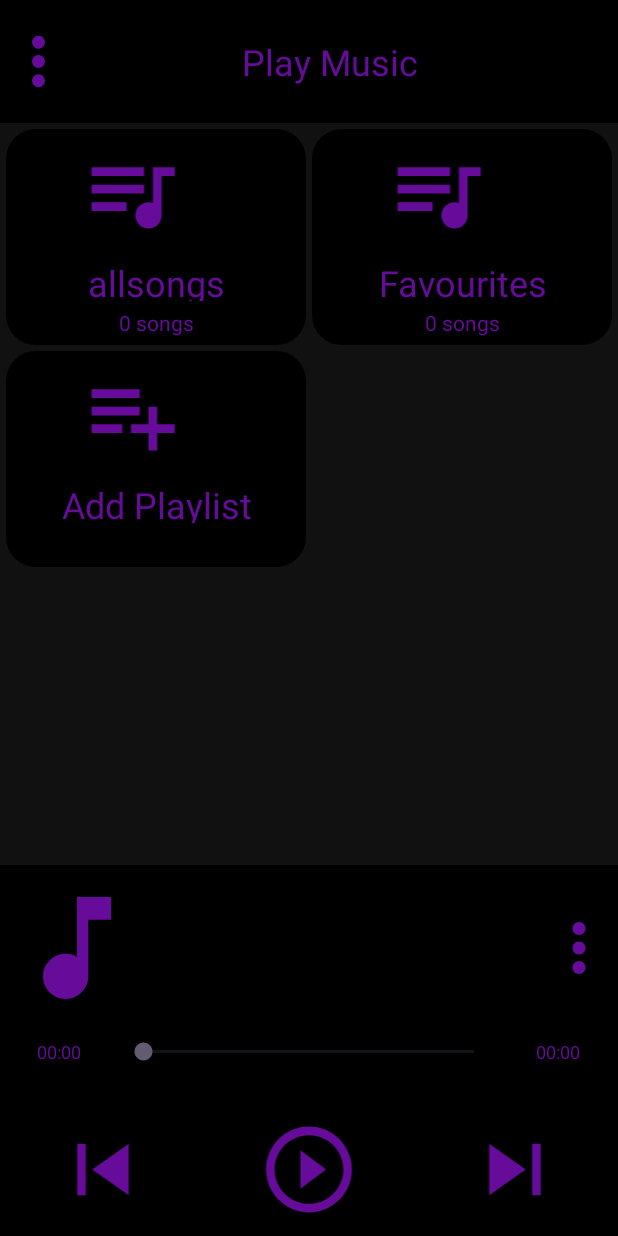
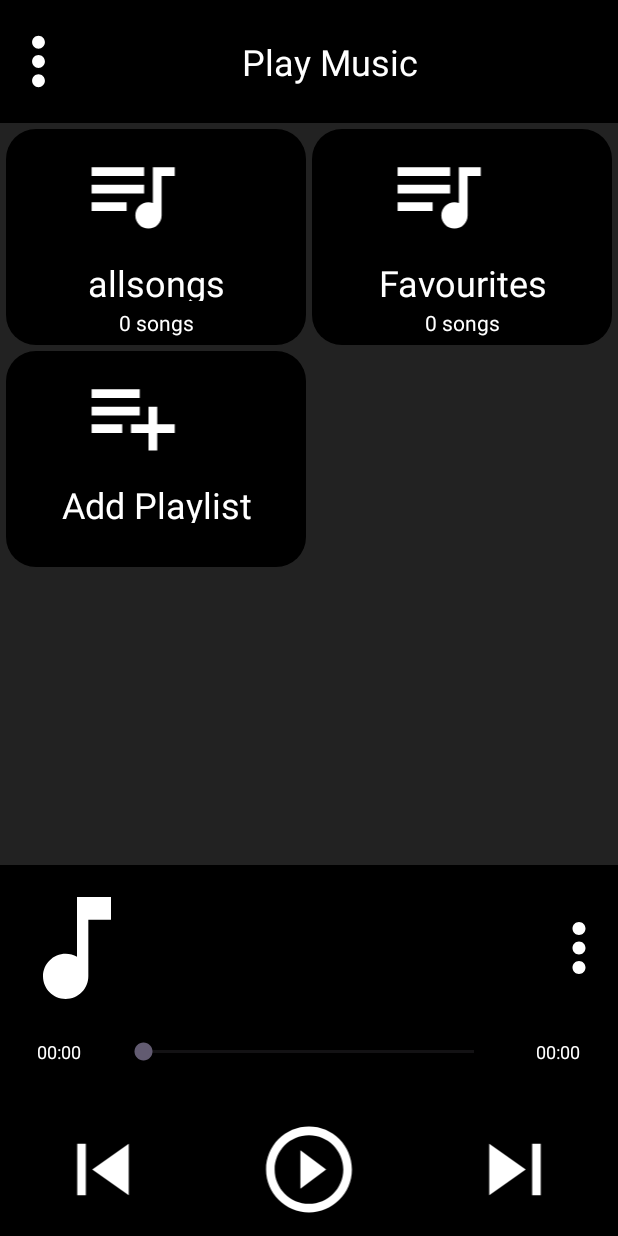
Before and after one commit to Daniel-Macharia/Mp3Player, an Android app: the screen it shows after launch (MainActivity), on a phone screen of 412 x 824 dp. Run offline under Robolectric (Android 15) with nearby library versions, the phone set to English and light mode, and no system bars; 1 statement that could not run was skipped.

Commit message:
change UI to dark mode. i.e white on black

```diff
--- a/app/src/main/res/drawable/add.xml
+++ b/app/src/main/res/drawable/add.xml
@@ -1,5 +1,5 @@
 <vector android:autoMirrored="true" android:height="24dp"
-    android:tint="#660B9A" android:viewportHeight="24"
+    android:tint="#ffffff" android:viewportHeight="24"
     android:viewportWidth="24" android:width="24dp" xmlns:android="http://schemas.android.com/apk/res/android">
     <path android:fillColor="@android:color/white" android:pathData="M14,10H3v2h11V10zM14,6H3v2h11V6zM18,14v-4h-2v4h-4v2h4v4h2v-4h4v-2H18zM3,16h7v-2H3V16z"/>
 </vector>
--- a/app/src/main/res/drawable/baseline_more_vert_24.xml
+++ b/app/src/main/res/drawable/baseline_more_vert_24.xml
@@ -1,4 +1,4 @@
-<vector android:height="24dp" android:tint="#660B9A"
+<vector android:height="24dp" android:tint="#ffffff"
     android:viewportHeight="24" android:viewportWidth="24"
     android:width="24dp" xmlns:android="http://schemas.android.com/apk/res/android">
     <path android:fillColor="@android:color/white" android:pathData="M12,8c1.1,0 2,-0.9 2,-2s-0.9,-2 -2,-2 -2,0.9 -2,2 0.9,2 2,2zM12,10c-1.1,0 -2,0.9 -2,2s0.9,2 2,2 2,-0.9 2,-2 -0.9,-2 -2,-2zM12,16c-1.1,0 -2,0.9 -2,2s0.9,2 2,2 2,-0.9 2,-2 -0.9,-2 -2,-2z"/>
--- a/app/src/main/res/drawable/baseline_queue_music_24.xml
+++ b/app/src/main/res/drawable/baseline_queue_music_24.xml
@@ -1,5 +1,5 @@
 <vector android:autoMirrored="true" android:height="24dp"
-    android:tint="#660B9A" android:viewportHeight="24"
+    android:tint="#ffffff" android:viewportHeight="24"
     android:viewportWidth="24" android:width="24dp" xmlns:android="http://schemas.android.com/apk/res/android">
     <path android:fillColor="@android:color/white" android:pathData="M15,6H3v2h12V6zM15,10H3v2h12V10zM3,16h8v-2H3V16zM17,6v8.18C16.69,14.07 16.35,14 16,14c-1.66,0 -3,1.34 -3,3s1.34,3 3,3s3,-1.34 3,-3V8h3V6H17z"/>
 </vector>
--- a/app/src/main/res/drawable/cancel.xml
+++ b/app/src/main/res/drawable/cancel.xml
@@ -1,4 +1,4 @@
-<vector android:height="24dp" android:tint="#660B9A"
+<vector android:height="24dp" android:tint="#ffffff"
     android:viewportHeight="24" android:viewportWidth="24"
     android:width="24dp" xmlns:android="http://schemas.android.com/apk/res/android">
     <path android:fillColor="@android:color/white" android:pathData="M12,2C6.47,2 2,6.47 2,12s4.47,10 10,10 10,-4.47 10,-10S17.53,2 12,2zM17,15.59L15.59,17 12,13.41 8.41,17 7,15.59 10.59,12 7,8.41 8.41,7 12,10.59 15.59,7 17,8.41 13.41,12 17,15.59z"/>
--- a/app/src/main/res/drawable/more.xml
+++ b/app/src/main/res/drawable/more.xml
@@ -1,4 +1,4 @@
-<vector android:height="24dp" android:tint="#660B9A"
+<vector android:height="24dp" android:tint="#ffffff"
     android:viewportHeight="24" android:viewportWidth="24"
     android:width="24dp" xmlns:android="http://schemas.android.com/apk/res/android">
     <path android:fillColor="@android:color/white" android:pathData="M12,8c1.1,0 2,-0.9 2,-2s-0.9,-2 -2,-2 -2,0.9 -2,2 0.9,2 2,2zM12,10c-1.1,0 -2,0.9 -2,2s0.9,2 2,2 2,-0.9 2,-2 -0.9,-2 -2,-2zM12,16c-1.1,0 -2,0.9 -2,2s0.9,2 2,2 2,-0.9 2,-2 -0.9,-2 -2,-2z"/>
--- a/app/src/main/res/drawable/music_item_icon.xml
+++ b/app/src/main/res/drawable/music_item_icon.xml
@@ -1,4 +1,4 @@
-<vector android:height="24dp" android:tint="#660B9A"
+<vector android:height="24dp" android:tint="#ffffff"
     android:viewportHeight="24" android:viewportWidth="24"
     android:width="24dp" xmlns:android="http://schemas.android.com/apk/res/android">
     <path android:fillColor="@android:color/white" android:pathData="M12,3v10.55c-0.59,-0.34 -1.27,-0.55 -2,-0.55 -2.21,0 -4,1.79 -4,4s1.79,4 4,4 4,-1.79 4,-4V7h4V3h-6z"/>
--- a/app/src/main/res/drawable/next.xml
+++ b/app/src/main/res/drawable/next.xml
@@ -1,4 +1,4 @@
-<vector android:height="24dp" android:tint="#660B9A"
+<vector android:height="24dp" android:tint="#ffffff"
     android:viewportHeight="24" android:viewportWidth="24"
     android:width="24dp" xmlns:android="http://schemas.android.com/apk/res/android">
     <path android:fillColor="@android:color/white" android:pathData="M6,18l8.5,-6L6,6v12zM16,6v12h2V6h-2z"/>
--- a/app/src/main/res/drawable/pause.xml
+++ b/app/src/main/res/drawable/pause.xml
@@ -1,4 +1,4 @@
-<vector android:height="24dp" android:tint="#660B9A"
+<vector android:height="24dp" android:tint="#ffffff"
     android:viewportHeight="24" android:viewportWidth="24"
     android:width="24dp" xmlns:android="http://schemas.android.com/apk/res/android">
     <path android:fillColor="@android:color/white" android:pathData="M9,16h2L11,8L9,8v8zM12,2C6.48,2 2,6.48 2,12s4.48,10 10,10 10,-4.48 10,-10S17.52,2 12,2zM12,20c-4.41,0 -8,-3.59 -8,-8s3.59,-8 8,-8 8,3.59 8,8 -3.59,8 -8,8zM13,16h2L15,8h-2v8z"/>
--- a/app/src/main/res/drawable/play.xml
+++ b/app/src/main/res/drawable/play.xml
@@ -1,4 +1,4 @@
-<vector android:height="24dp" android:tint="#660B9A"
+<vector android:height="24dp" android:tint="#ffffff"
     android:viewportHeight="24" android:viewportWidth="24"
     android:width="24dp" xmlns:android="http://schemas.android.com/apk/res/android">
     <path android:fillColor="@android:color/white" android:pathData="M10,16.5l6,-4.5 -6,-4.5v9zM12,2C6.48,2 2,6.48 2,12s4.48,10 10,10 10,-4.48 10,-10S17.52,2 12,2zM12,20c-4.41,0 -8,-3.59 -8,-8s3.59,-8 8,-8 8,3.59 8,8 -3.59,8 -8,8z"/>
--- a/app/src/main/res/drawable/playing_music.xml
+++ b/app/src/main/res/drawable/playing_music.xml
@@ -1,4 +1,4 @@
-<vector android:height="24dp" android:tint="#660B9A"
+<vector android:height="24dp" android:tint="#ffffff"
     android:viewportHeight="24" android:viewportWidth="24"
     android:width="24dp" xmlns:android="http://schemas.android.com/apk/res/android">
     <path android:fillColor="@android:color/white" android:pathData="M12,1c-4.97,0 -9,4.03 -9,9v7c0,1.66 1.34,3 3,3h3v-8H5v-2c0,-3.87 3.13,-7 7,-7s7,3.13 7,7v2h-4v8h3c1.66,0 3,-1.34 3,-3v-7c0,-4.97 -4.03,-9 -9,-9z"/>
--- a/app/src/main/res/drawable/prev.xml
+++ b/app/src/main/res/drawable/prev.xml
@@ -1,4 +1,4 @@
-<vector android:height="24dp" android:tint="#660B9A"
+<vector android:height="24dp" android:tint="#ffffff"
     android:viewportHeight="24" android:viewportWidth="24"
     android:width="24dp" xmlns:android="http://schemas.android.com/apk/res/android">
     <path android:fillColor="@android:color/white" android:pathData="M6,6h2v12L6,18zM9.5,12l8.5,6L18,6z"/>
--- a/app/src/main/res/layout/activity_main.xml
+++ b/app/src/main/res/layout/activity_main.xml
@@ -27,7 +27,7 @@
             android:layout_weight="7"
             android:text="Play Music"
             android:textSize="24sp"
-            android:textColor="@color/purple2"
+            android:textColor="@color/white"
             android:background="@color/black"
             android:gravity="center"
             android:paddingEnd="24dp"
--- a/app/src/main/res/layout/all_songs.xml
+++ b/app/src/main/res/layout/all_songs.xml
@@ -14,7 +14,7 @@
         android:layout_weight="1"
         android:textSize="24sp"
         android:text="All Songs"
-        android:textColor="@color/purple2"
+        android:textColor="@color/white"
         android:gravity="center"
         android:background="@color/black"
         />
--- a/app/src/main/res/layout/current_song.xml
+++ b/app/src/main/res/layout/current_song.xml
@@ -15,7 +15,7 @@
         android:layout_weight="1"
         android:gravity="center"
         android:textSize="24sp"
-        android:textColor="@color/purple2"
+        android:textColor="@color/white"
         />
 
     <ImageView
--- a/app/src/main/res/layout/music_items.xml
+++ b/app/src/main/res/layout/music_items.xml
@@ -20,7 +20,7 @@
         android:id="@+id/musicItem"
         android:layout_width="0dp"
         android:layout_weight="5"
-        android:textColor="@color/purple2"
+        android:textColor="@color/white"
         android:textSize="16sp"
         android:layout_height="96dp"
         android:paddingTop="5dp"
--- a/app/src/main/res/layout/other_playlist_layout.xml
+++ b/app/src/main/res/layout/other_playlist_layout.xml
@@ -15,7 +15,7 @@
         android:layout_height="0dp"
         android:layout_weight="1"
         android:textSize="24sp"
-        android:textColor="@color/purple2"
+        android:textColor="@color/white"
         android:gravity="center"
         android:background="@color/black"
         />
--- a/app/src/main/res/layout/playlist_items.xml
+++ b/app/src/main/res/layout/playlist_items.xml
@@ -32,7 +32,7 @@
                 android:layout_weight="1"
                 android:text="playlist"
                 android:gravity="center"
-                android:textColor="@color/blue"
+                android:textColor="@color/white"
                 />
 
         </LinearLayout>
@@ -60,7 +60,7 @@
                 android:layout_weight="1"
                 android:text="playlist"
                 android:gravity="center"
-                android:textColor="@color/blue"
+                android:textColor="@color/white"
                 />
 
         </LinearLayout>
--- a/app/src/main/res/layout/playlists.xml
+++ b/app/src/main/res/layout/playlists.xml
@@ -47,7 +47,7 @@
             android:text="playlist"
             android:textSize="24sp"
             android:gravity="center"
-            android:textColor="@color/purple2"
+            android:textColor="@color/white"
             />
 
         <TextView
@@ -57,7 +57,7 @@
             android:layout_weight="1"
             android:text="number"
             android:gravity="center"
-            android:textColor="@color/purple2"
+            android:textColor="@color/white"
             />
 
     </LinearLayout>
--- a/app/src/main/res/layout/song_controls.xml
+++ b/app/src/main/res/layout/song_controls.xml
@@ -18,7 +18,7 @@
             android:layout_weight="2"
             android:textSize="12dp"
             android:text="00:00"
-            android:textColor="@color/purple2"
+            android:textColor="@color/white"
             android:gravity="center"
             />
 
@@ -37,7 +37,7 @@
             android:layout_weight="2"
             android:textSize="12dp"
             android:text="00:00"
-            android:textColor="@color/purple2"
+            android:textColor="@color/white"
             android:gravity="center"
             />
 
--- a/app/src/main/res/values/colors.xml
+++ b/app/src/main/res/values/colors.xml
@@ -8,6 +8,6 @@
     <color name="DarkBlue">#FF335599</color>
     <color name="purple">#AD80FF</color>
     <color name="purple2">#660B9A</color>
-    <color name="darkGrey">#111111</color>
+    <color name="darkGrey">#222222</color>
 
 </resources>
```
